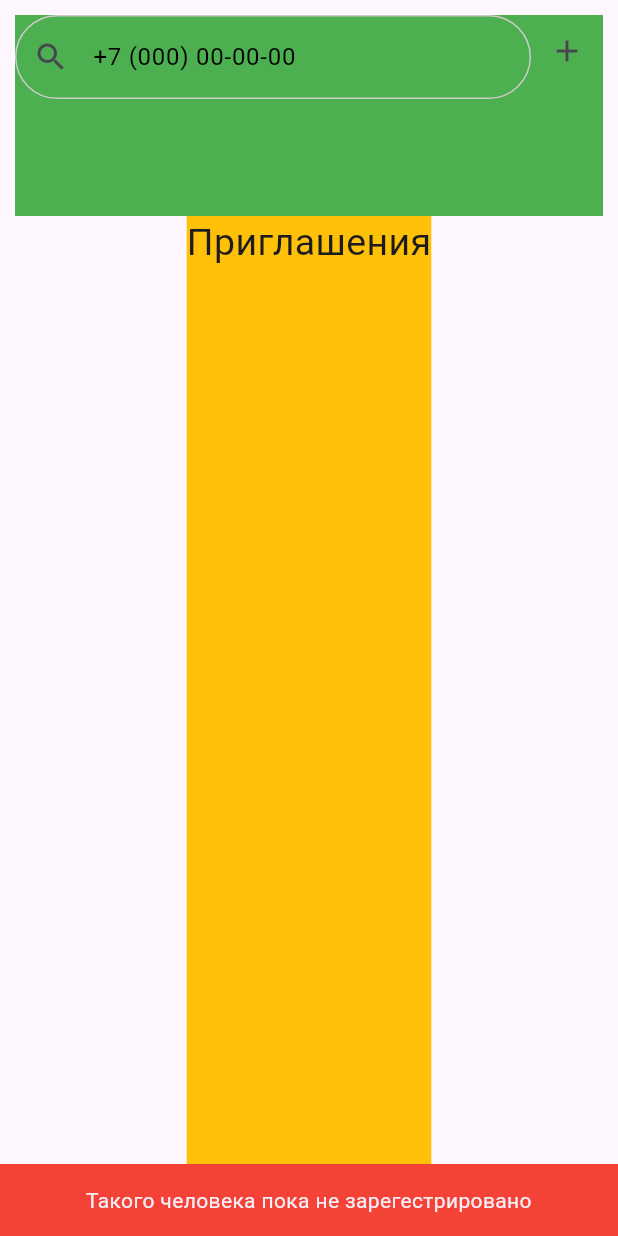
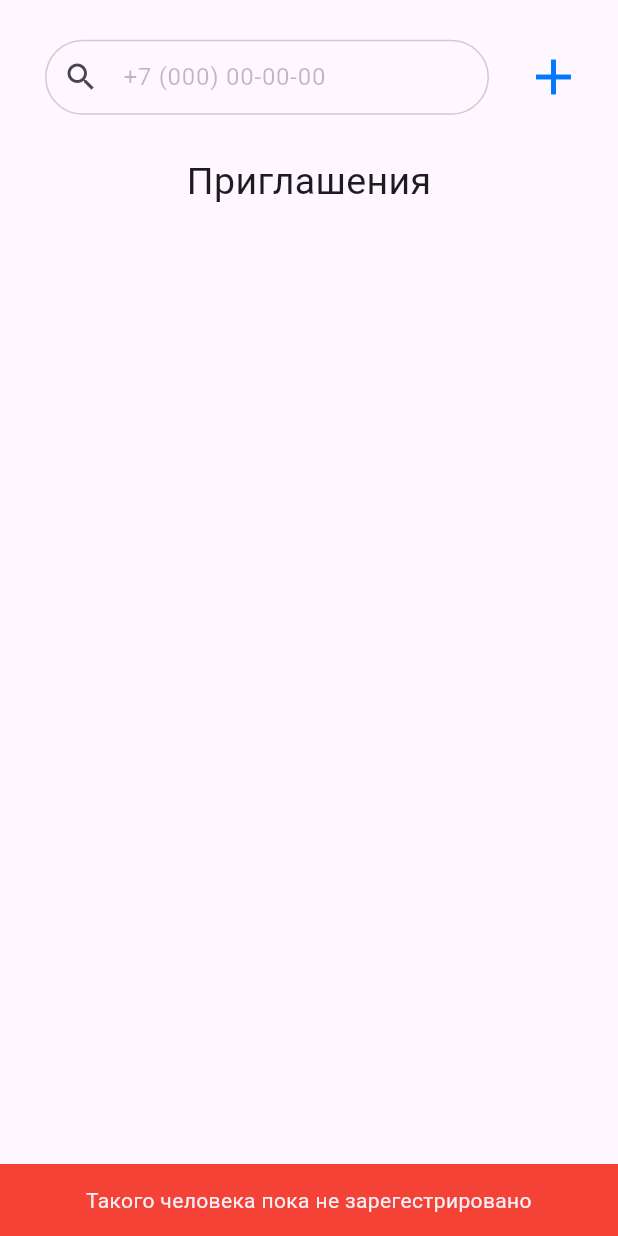
Before and after one commit to WasTeime/tally_up, a Flutter app: the InvitingsList screen opened directly, after a tap on the "add" icon, on a phone screen of 412 x 824 dp. Run offline on Flutter 3.47's test engine with Material 3 defaults, Android fonts, the phone set to English and light mode, and no system bars; our stand-ins replace bloc, cloud_firestore, equatable, firebase_auth, firebase_core, firebase_crashlytics and 6 more; missing offline and left inert: mobile_scanner; accounts and stored records are empty.

```diff
--- a/lib/src/core/widgets/input_widgets/SearchBarWidget.dart
+++ b/lib/src/core/widgets/input_widgets/SearchBarWidget.dart
@@ -1,3 +1,5 @@
+import 'dart:math';
+
 import 'package:flutter/material.dart';
 import 'package:flutter/services.dart';
 
@@ -17,29 +19,42 @@ class SearchBarWidget extends StatelessWidget {
 
   @override
   Widget build(BuildContext context) {
-    return TextField(
+    return Container(
+      margin: EdgeInsets.symmetric(horizontal: 15),
+      child: SizedBox(
+        height: 50,
+        child: TextField(
+          textAlign: TextAlign.start,
+          textAlignVertical: TextAlignVertical.bottom,
           inputFormatters: inputFormatters,
           keyboardType: textInputType,
           controller: inputController,
           decoration: InputDecoration(
             prefixIcon: const Icon(Icons.search),
             fillColor: Colors.white,
+            contentPadding:
+                const EdgeInsets.symmetric(vertical: 20.0, horizontal: 20.0),
+            border: const OutlineInputBorder(
+              borderRadius: BorderRadius.all(Radius.circular(45.0)),
+            ),
             enabledBorder: const OutlineInputBorder(
-          borderRadius: BorderRadius.all(Radius.circular(40)),
+              borderRadius: const BorderRadius.all(Radius.circular(45.0)),
               borderSide: BorderSide(
                 color: Color.fromRGBO(207, 203, 203, 0.989),
                 width: 1,
               ),
             ),
             focusedBorder: OutlineInputBorder(
-          borderRadius: BorderRadius.circular(40),
+              borderRadius: const BorderRadius.all(Radius.circular(45.0)),
               borderSide: const BorderSide(
                 color: Colors.blue,
                 width: 3,
               ),
             ),
             hintText: hint,
-        hintStyle: const TextStyle(color: Colors.black),
+            hintStyle: const TextStyle(color: Colors.black26),
+          ),
+        ),
       ),
     );
   }
--- a/lib/src/features/contacts_invitings/presentation/pages/ContactsScreen.dart
+++ b/lib/src/features/contacts_invitings/presentation/pages/ContactsScreen.dart
@@ -39,7 +39,7 @@ class _FriendsScreenState extends State<FriendsScreen> {
                       child: Text('У вас пока нет друзей'),
                     );
             }
-            return const LoadingWidget();
+            return const LoadingOnWhiteBackgroundWidget();
           },
         ),
       ),
--- a/lib/src/features/contacts_invitings/presentation/pages/InvitingsFriendsScreen.dart
+++ b/lib/src/features/contacts_invitings/presentation/pages/InvitingsFriendsScreen.dart
@@ -51,14 +51,12 @@ class _InvitingsListState extends State<InvitingsList> {
           },
           child: Scaffold(
             body: Padding(
-              padding: const EdgeInsets.all(10),
+              padding: const EdgeInsets.symmetric(horizontal: 15),
               child: Column(children: [
                 Expanded(
                     flex: 1,
-                    child: Container(
-                        color: Colors.green,
                     child: Row(
-                          crossAxisAlignment: CrossAxisAlignment.start,
+                      crossAxisAlignment: CrossAxisAlignment.center,
                       children: [
                         Expanded(
                           child: SearchBarWidget(
@@ -73,14 +71,19 @@ class _InvitingsListState extends State<InvitingsList> {
                               _invitingsBloc.add(SearchUserForPhone(
                                   '+7${_maskFormatter.getUnmaskedText()}'));
                             },
-                                icon: Icon(Icons.add))
+                            icon: const Icon(
+                              Icons.add,
+                              size: 40,
+                              color: Color(0xFF0079FF),
+                            ))
                       ],
-                        ))),
+                    )),
                 Expanded(
-                    flex: 5,
+                  flex: 7,
                   child: Container(
-                        color: Colors.amber,
-                        child: Column(children: [
+                    //color: Colors.amber,
+                    child: Column(
+                      children: [
                         const Text(
                           "Приглашения",
                           style: TextStyle(fontSize: 25),
@@ -94,45 +97,76 @@ class _InvitingsListState extends State<InvitingsList> {
                                 );
                               } else if (state is InvitingsLoaded) {
                                 var invitings = state.invitings;
-                                return ListView.builder(
+                                return ListView.separated(
                                   itemCount: invitings.length,
+                                  separatorBuilder: (context, index) {
+                                    if (index > 0 &&
+                                        invitings[index]['username'][0]
+                                                .toUpperCase() ==
+                                            invitings[index - 1]['username'][0]
+                                                .toUpperCase()) {
+                                      return Row(
+                                        children: [
+                                          Text(invitings[index]['username'][0]),
+                                          const SizedBox(
+                                            width: 10,
+                                          ),
+                                          Expanded(
+                                            child: Container(
+                                              height: 1,
+                                              color: Colors.black,
+                                            ),
+                                          )
+                                        ],
+                                      );
+                                    } else {
+                                      return const SizedBox.shrink();
+                                    }
+                                  },
                                   itemBuilder: (context, index) {
-                                      return Row(
-                                          mainAxisAlignment:
-                                              MainAxisAlignment.spaceBetween,
-                                          children: [
-                                            Text(invitings[index]['username']),
-                                            Row(
+                                    return ListTile(
+                                      leading: CircleAvatar(
+                                        child: Text(invitings[index]['username']
+                                                [0]
+                                            .toUpperCase()),
+                                      ),
+                                      title: Text(invitings[index]['username']),
+                                      trailing: Row(
+                                        mainAxisSize: MainAxisSize.min,
                                         children: [
                                           IconButton(
                                             onPressed: () {
-                                                      context
-                                                          .read<InvitingsBloc>()
-                                                          .add(AcceptUserToContacts(
-                                                              invitings[index][
+                                              context.read<InvitingsBloc>().add(
+                                                  AcceptUserToContacts(invitings[
+                                                          index][
                                                       'contacts_invitings_doc_id']));
                                             },
-                                                    icon: const Icon(
-                                                        Icons.check)),
+                                            icon: const Icon(Icons.check),
+                                          ),
                                           IconButton(
                                             onPressed: () {
-                                                      context
-                                                          .read<InvitingsBloc>()
-                                                          .add(DiscardUserToContacts(
-                                                              invitings[index][
+                                              context.read<InvitingsBloc>().add(
+                                                  DiscardUserToContacts(invitings[
+                                                          index][
                                                       'contacts_invitings_doc_id']));
                                             },
-                                                    icon: const Icon(
-                                                        Icons.delete)),
+                                            icon: const Icon(Icons.delete),
+                                          ),
                                         ],
-                                            )
-                                          ]);
-                                    });
+                                      ),
+                                    );
+                                  },
+                                );
+                              } else {
+                                return const SizedBox.shrink();
                               }
-                              return const SizedBox.shrink();
                             },
-                          ))
-                        ])))
+                          ),
+                        ),
+                      ],
+                    ),
+                  ),
+                ),
               ]),
             ),
           ),
--- a/pubspec.yaml
+++ b/pubspec.yaml
@@ -53,6 +53,7 @@ dependencies:
     intl: ^0.18.1
     popover: ^0.2.8+2
     mockito: ^5.4.3
+    collection: ^1.15.0
 
 dev_dependencies:
     flutter_test:
```
Also changed, not shown: lib/src/core/widgets/input_widgets/SearchWidget.dart (+7 -2 lines), lib/src/features/contacts_invitings/presentation/pages/ContactsInvitingsScreen.dart (+30 -29 lines), lib/src/features/contacts_invitings/presentation/widgets/TabBarForFrends.dart (added, +57 -0 lines), lib/src/features/profile/presentation/pages/ProfileScreen.dart (+6 -4 lines). Lines whose indentation alone changed are shown as unchanged.
